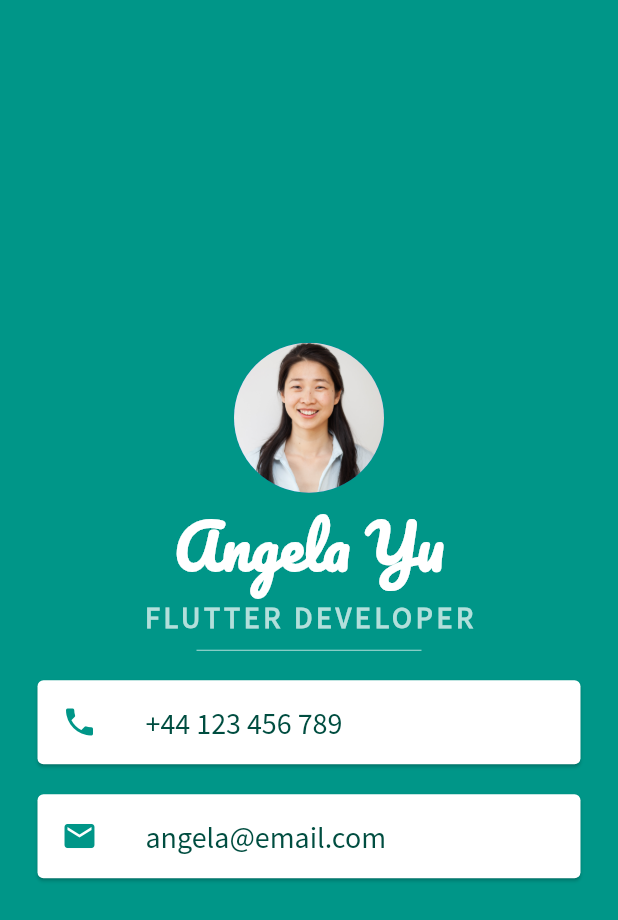
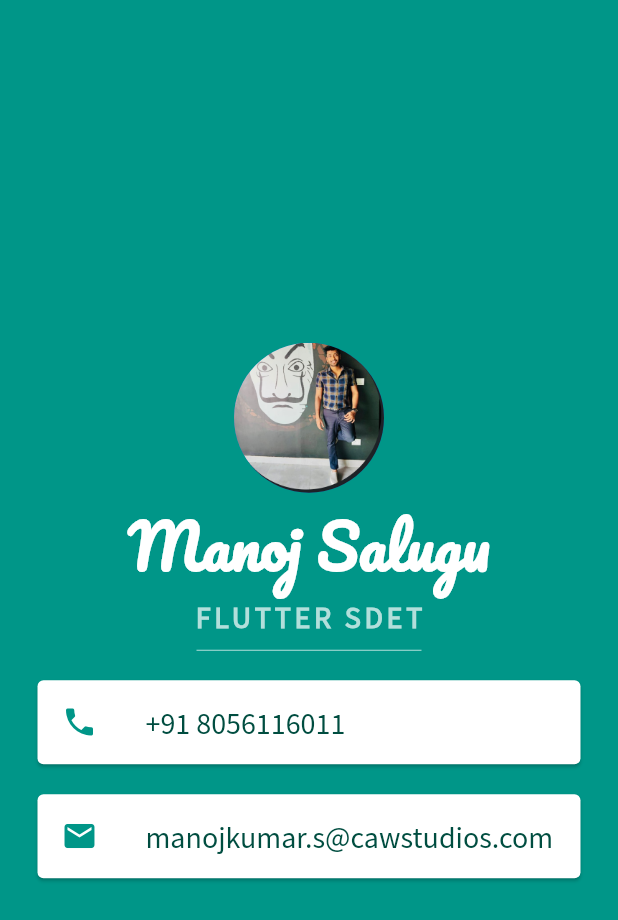
Before and after one commit to ManojSalugu/Flutter_app, a Flutter app: the screen it shows after launch, on a phone screen of 412 x 824 dp. Shown: the top 920 px of the screen. Run offline on Flutter 3.47's test engine with Material 2 defaults, Android fonts, the phone set to English and light mode, and no system bars.

```diff
--- a/lib/main.dart
+++ b/lib/main.dart
@@ -16,10 +16,10 @@ class MyApp extends StatelessWidget {
           children: <Widget>[
             CircleAvatar(
               radius: 50.0,
-              backgroundImage: AssetImage('images/angela.jpg'),
+              backgroundImage: AssetImage('images/manoj.png'),
             ),
             Text(
-              'Angela Yu',
+              'Manoj Salugu',
               style: TextStyle(
                 fontFamily: 'Pacifico',
                 fontSize: 40.0,
@@ -28,7 +28,7 @@ class MyApp extends StatelessWidget {
               ),
             ),
             Text(
-              'FLUTTER DEVELOPER',
+              'FLUTTER SDET',
               style: TextStyle(
                 fontFamily: 'Source Sans Pro',
                 color: Colors.teal.shade100,
@@ -52,7 +52,7 @@ class MyApp extends StatelessWidget {
                     color: Colors.teal,
                   ),
                   title: Text(
-                    '+44 123 456 789',
+                    '+91 8056116011',
                     style: TextStyle(
                       color: Colors.teal.shade900,
                       fontFamily: 'Source Sans Pro',
@@ -68,7 +68,7 @@ class MyApp extends StatelessWidget {
                     color: Colors.teal,
                   ),
                   title: Text(
-                    'angela@email.com',
+                    'manojkumar.s@cawstudios.com',
                     style: TextStyle(
                         fontSize: 20.0,
                         color: Colors.teal.shade900,
--- /dev/null
+++ b/test_driver/integration_driver.dart
@@ -0,0 +1,3 @@
+import 'package:integration_test/integration_test_driver.dart';
+
+Future<void> main() => integrationDriver();
```
Also changed, not shown: integration_tests/app_test.dart (added, +15 -0 lines), pubspec.yaml (+9 -8 lines), images/angela.jpg (deleted), images/manoj.png (added), pubspec.lock, 1 other file.
